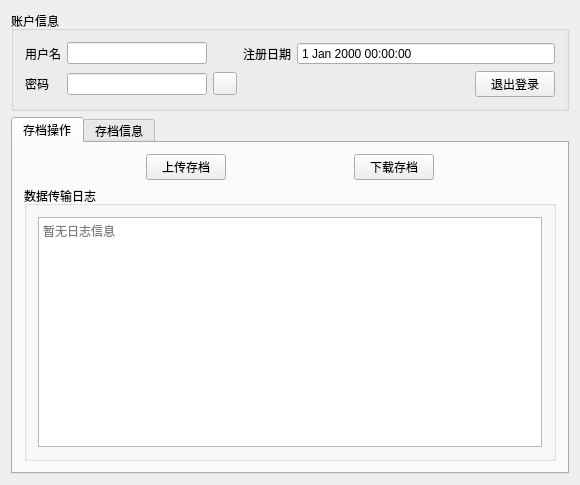
fuyouawa/qsenior-timer, file qcloud-saves/frame/mainwin.ui: the form before one commit.
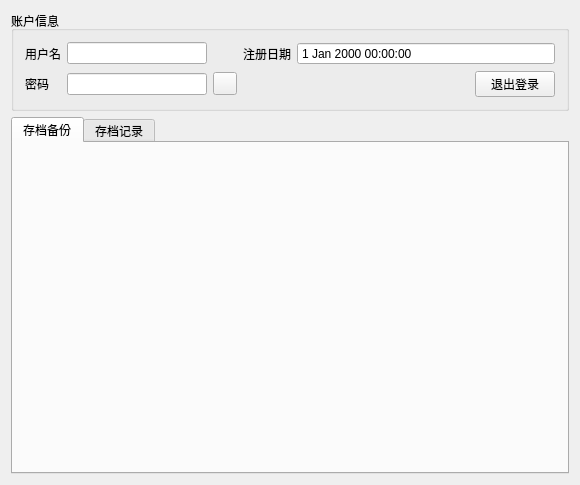
The form after the commit. Icons and pictures are not drawn.

Patch:
```diff
--- a/qcloud-saves/frame/mainwin.ui
+++ b/qcloud-saves/frame/mainwin.ui
@@ -110,90 +110,12 @@
       </property>
       <widget class="QWidget" name="tab">
        <attribute name="title">
-        <string>存档操作</string>
+        <string>存档备份</string>
        </attribute>
-       <layout class="QVBoxLayout" name="verticalLayout_3">
-        <item>
-         <layout class="QHBoxLayout" name="horizontalLayout">
-          <item>
-           <spacer name="horizontalSpacer_2">
-            <property name="orientation">
-             <enum>Qt::Horizontal</enum>
-            </property>
-            <property name="sizeHint" stdset="0">
-             <size>
-              <width>40</width>
-              <height>20</height>
-             </size>
-            </property>
-           </spacer>
-          </item>
-          <item>
-           <widget class="QPushButton" name="btn_upload_saves">
-            <property name="text">
-             <string>上传存档</string>
-            </property>
-           </widget>
-          </item>
-          <item>
-           <spacer name="horizontalSpacer_3">
-            <property name="orientation">
-             <enum>Qt::Horizontal</enum>
-            </property>
-            <property name="sizeHint" stdset="0">
-             <size>
-              <width>40</width>
-              <height>20</height>
-             </size>
-            </property>
-           </spacer>
-          </item>
-          <item>
-           <widget class="QPushButton" name="btn_download_saves">
-            <property name="text">
-             <string>下载存档</string>
-            </property>
-           </widget>
-          </item>
-          <item>
-           <spacer name="horizontalSpacer_4">
-            <property name="orientation">
-             <enum>Qt::Horizontal</enum>
-            </property>
-            <property name="sizeHint" stdset="0">
-             <size>
-              <width>40</width>
-              <height>20</height>
-             </size>
-            </property>
-           </spacer>
-          </item>
-         </layout>
-        </item>
-        <item>
-         <widget class="QGroupBox" name="groupBox_2">
-          <property name="title">
-           <string>数据传输日志</string>
-          </property>
-          <layout class="QVBoxLayout" name="verticalLayout_2">
-           <item>
-            <widget class="QPlainTextEdit" name="edit_data_log">
-             <property name="readOnly">
-              <bool>true</bool>
-             </property>
-             <property name="placeholderText">
-              <string>暂无日志信息</string>
-             </property>
-            </widget>
-           </item>
-          </layout>
-         </widget>
-        </item>
-       </layout>
       </widget>
       <widget class="QWidget" name="tab_2">
        <attribute name="title">
-        <string>存档信息</string>
+        <string>存档记录</string>
        </attribute>
        <layout class="QVBoxLayout" name="verticalLayout">
         <item>
```
Left out of the diff: 66 changed lines with no effect on the pictures. Lines whose indentation alone changed are shown as unchanged.
